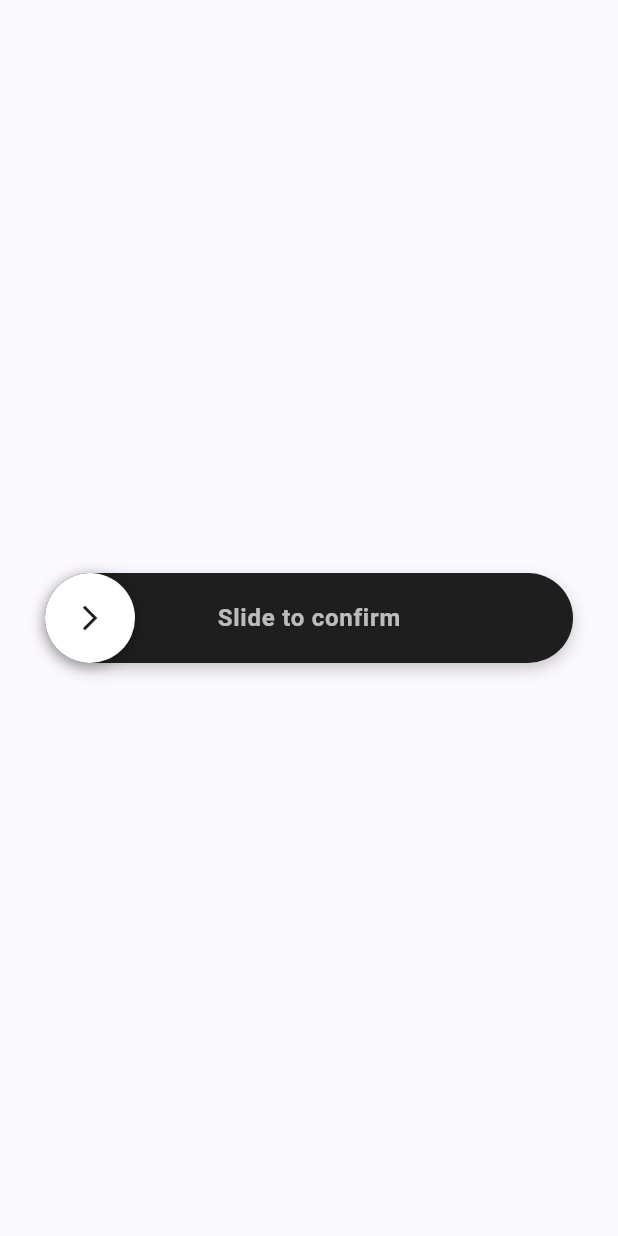
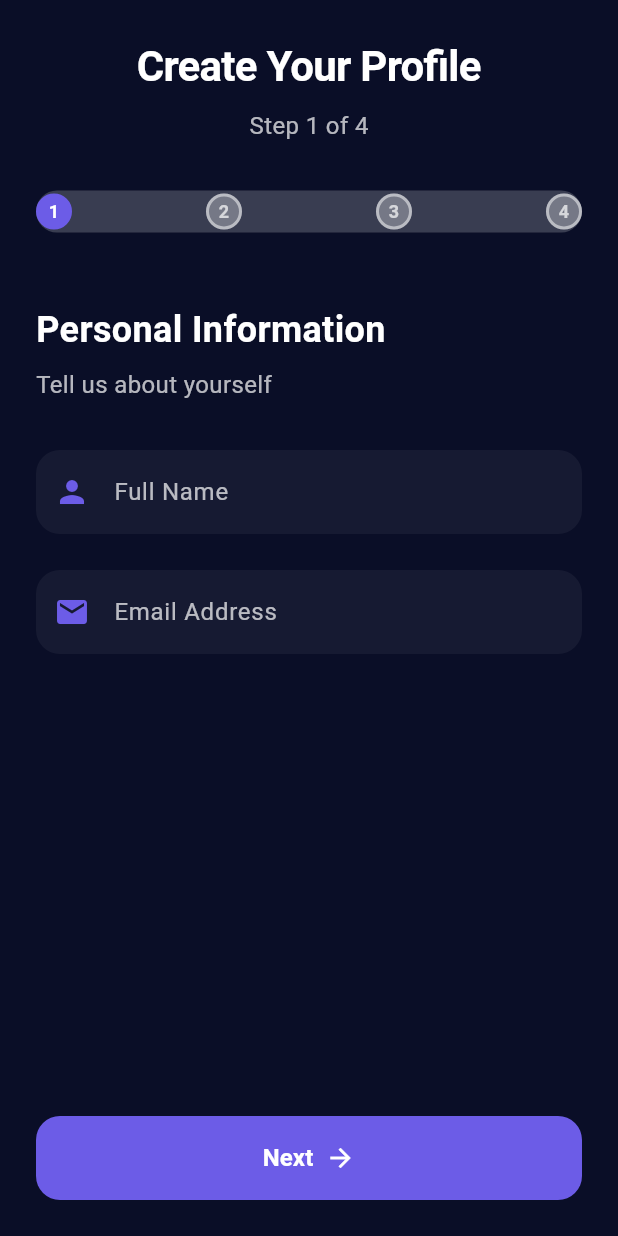
Before and after one commit to pksunny/flutter-ui-and-animations, a Flutter app: the screen it shows after launch, on a phone screen of 412 x 824 dp. Run offline on Flutter 3.47's test engine with Material 3 defaults, Android fonts, the phone set to English and light mode, and no system bars; our stand-ins replace font_awesome_flutter.

Commit message:
Fluid Progress Bar Animation Added at Index #26

```diff
--- a/lib/main.dart
+++ b/lib/main.dart
@@ -14,6 +14,7 @@ import 'package:futurecore_codex/screens/22-ink-drop-navigation/ink_drop_navigat
 import 'package:futurecore_codex/screens/23-wave-hand/wave_hand_screen.dart';
 import 'package:futurecore_codex/screens/24-emoji-bounce-wheel/emoji_bounce_wheel_screen.dart';
 import 'package:futurecore_codex/screens/25-slide-to-confirm-action-bar/slide_to_confirm_action_bar_screen.dart';
+import 'package:futurecore_codex/screens/26-fluid-progress-bar/fluid_progress_bar_screen.dart';
 import 'package:futurecore_codex/screens/3-six_nill/six_nill_screen.dart';
 import 'package:futurecore_codex/screens/4-rabbit_loading_animation/rabbit_animations_screen.dart';
 import 'package:futurecore_codex/screens/5-deadline_loading_animation%20copy/deadline_animations_screen.dart';
@@ -42,7 +43,7 @@ class MyApp extends StatelessWidget {
         ),
         useMaterial3: true,
       ),
-      home:  SlideToConfirmActionBar()
+      home:  FluidProgressBarScreen()
     );
   }
 }
--- /dev/null
+++ b/lib/screens/26-fluid-progress-bar/fluid_progress_bar_screen.dart
@@ -0,0 +1,485 @@
+import 'package:flutter/material.dart';
+
+class FluidProgressBarScreen extends StatefulWidget {
+  @override
+  _FluidProgressBarScreenState createState() => _FluidProgressBarScreenState();
+}
+
+class _FluidProgressBarScreenState extends State<FluidProgressBarScreen>
+    with TickerProviderStateMixin {
+  PageController _pageController = PageController();
+  int _currentStep = 0;
+  final int _totalSteps = 4;
+
+  late AnimationController _progressController;
+  late AnimationController _bubbleController;
+  late Animation<double> _progressAnimation;
+  late Animation<double> _bubbleAnimation;
+
+  // Form data
+  final _formData = {
+    'name': '',
+    'email': '',
+    'phone': '',
+    'company': '',
+    'position': '',
+    'experience': '',
+    'skills': <String>[],
+    'availability': '',
+  };
+
+  @override
+  void initState() {
+    super.initState();
+    _progressController = AnimationController(
+      duration: Duration(milliseconds: 1500),
+      vsync: this,
+    );
+    _bubbleController = AnimationController(
+      duration: Duration(milliseconds: 800),
+      vsync: this,
+    );
+
+    _progressAnimation = Tween<double>(
+      begin: 0.0,
+      end: 1.0,
+    ).animate(CurvedAnimation(
+      parent: _progressController,
+      curve: Curves.easeInOutCubic,
+    ));
+
+    _bubbleAnimation = Tween<double>(
+      begin: 0.0,
+      end: 1.0,
+    ).animate(CurvedAnimation(
+      parent: _bubbleController,
+      curve: Curves.elasticOut,
+    ));
+  }
+
+  @override
+  void dispose() {
+    _progressController.dispose();
+    _bubbleController.dispose();
+    _pageController.dispose();
+    super.dispose();
+  }
+
+  void _nextStep() {
+    if (_currentStep < _totalSteps - 1) {
+      setState(() {
+        _currentStep++;
+      });
+      _progressController.forward();
+      _bubbleController.forward();
+      _pageController.nextPage(
+        duration: Duration(milliseconds: 600),
+        curve: Curves.easeInOutCubic,
+      );
+    }
+  }
+
+  void _previousStep() {
+    if (_currentStep > 0) {
+      setState(() {
+        _currentStep--;
+      });
+      _progressController.reverse();
+      _pageController.previousPage(
+        duration: Duration(milliseconds: 600),
+        curve: Curves.easeInOutCubic,
+      );
+    }
+  }
+
+  @override
+  Widget build(BuildContext context) {
+    return Scaffold(
+      backgroundColor: Color(0xFF0A0E27),
+      body: SafeArea(
+        child: Column(
+          children: [
+            // Header with fluid progress bar
+            Container(
+              padding: EdgeInsets.all(24),
+              child: Column(
+                children: [
+                  // Title
+                  Text(
+                    'Create Your Profile',
+                    style: TextStyle(
+                      fontSize: 28,
+                      fontWeight: FontWeight.bold,
+                      color: Colors.white,
+                      letterSpacing: -0.5,
+                    ),
+                  ),
+                  SizedBox(height: 8),
+                  Text(
+                    'Step ${_currentStep + 1} of $_totalSteps',
+                    style: TextStyle(
+                      fontSize: 16,
+                      color: Colors.white.withOpacity(0.7),
+                    ),
+                  ),
+                  SizedBox(height: 32),
+                  // Fluid Progress Bar
+                  FluidProgressBar(
+                    currentStep: _currentStep,
+                    totalSteps: _totalSteps,
+                    progressAnimation: _progressAnimation,
+                    bubbleAnimation: _bubbleAnimation,
+                  ),
+                ],
+              ),
+            ),
+            // Form content
+            Expanded(
+              child: PageView(
+                controller: _pageController,
+                physics: NeverScrollableScrollPhysics(),
+                children: [
+                  _buildPersonalInfoStep(),
+                  _buildContactInfoStep(),
+                  _buildProfessionalInfoStep(),
+                  _buildCompletionStep(),
+                ],
+              ),
+            ),
+            // Navigation buttons
+            Container(
+              padding: EdgeInsets.all(24),
+              child: Row(
+                children: [
+                  if (_currentStep > 0)
+                    Expanded(
+                      child: _buildButton(
+                        'Previous',
+                        Icons.arrow_back,
+                        Colors.white.withOpacity(0.1),
+                        Colors.white.withOpacity(0.7),
+                        _previousStep,
+                      ),
+                    ),
+                  if (_currentStep > 0) SizedBox(width: 16),
+                  Expanded(
+                    child: _buildButton(
+                      _currentStep == _totalSteps - 1 ? 'Complete' : 'Next',
+                      _currentStep == _totalSteps - 1 ? Icons.check : Icons.arrow_forward,
+                      Color(0xFF6C5CE7),
+                      Colors.white,
+                      _nextStep,
+                    ),
+                  ),
+                ],
+              ),
+            ),
+          ],
+        ),
+      ),
+    );
+  }
+
+  Widget _buildButton(String text, IconData icon, Color bgColor, Color textColor, VoidCallback onPressed) {
+    return AnimatedContainer(
+      duration: Duration(milliseconds: 300),
+      height: 56,
+      child: ElevatedButton(
+        onPressed: onPressed,
+        style: ElevatedButton.styleFrom(
+          backgroundColor: bgColor,
+          foregroundColor: textColor,
+          elevation: 0,
+          shape: RoundedRectangleBorder(
+            borderRadius: BorderRadius.circular(16),
+          ),
+        ),
+        child: Row(
+          mainAxisAlignment: MainAxisAlignment.center,
+          children: [
+            if (text == 'Previous') ...[
+              Icon(icon, size: 20),
+              SizedBox(width: 8),
+            ],
+            Text(
+              text,
+              style: TextStyle(
+                fontSize: 16,
+                fontWeight: FontWeight.w600,
+              ),
+            ),
+            if (text != 'Previous') ...[
+              SizedBox(width: 8),
+              Icon(icon, size: 20),
+            ],
+          ],
+        ),
+      ),
+    );
+  }
+
+  Widget _buildPersonalInfoStep() {
+    return _buildStepContainer(
+      'Personal Information',
+      'Tell us about yourself',
+      [
+        _buildTextField('Full Name', Icons.person, (value) => _formData['name'] = value),
+        _buildTextField('Email Address', Icons.email, (value) => _formData['email'] = value),
+      ],
+    );
+  }
+
+  Widget _buildContactInfoStep() {
+    return _buildStepContainer(
+      'Contact Details',
+      'How can we reach you?',
+      [
+        _buildTextField('Phone Number', Icons.phone, (value) => _formData['phone'] = value),
+        _buildTextField('Company', Icons.business, (value) => _formData['company'] = value),
+      ],
+    );
+  }
+
+  Widget _buildProfessionalInfoStep() {
+    return _buildStepContainer(
+      'Professional Info',
+      'Share your experience',
+      [
+        _buildTextField('Position', Icons.work, (value) => _formData['position'] = value),
+        _buildDropdown('Experience Level', ['Entry', 'Mid', 'Senior', 'Lead'], (value) => _formData['experience'] = value ?? ''),
+      ],
+    );
+  }
+
+  Widget _buildCompletionStep() {
+    return _buildStepContainer(
+      'All Set!',
+      'Your profile is ready',
+      [
+        Container(
+          padding: EdgeInsets.all(32),
+          decoration: BoxDecoration(
+            color: Color(0xFF6C5CE7).withOpacity(0.1),
+            borderRadius: BorderRadius.circular(24),
+            border: Border.all(color: Color(0xFF6C5CE7).withOpacity(0.3)),
+          ),
+          child: Column(
+            children: [
+              Icon(
+                Icons.check_circle,
+                size: 64,
+                color: Color(0xFF6C5CE7),
+              ),
+              SizedBox(height: 16),
+              Text(
+                'Profile Created Successfully!',
+                style: TextStyle(
+                  fontSize: 20,
+                  fontWeight: FontWeight.bold,
+                  color: Colors.white,
+                ),
+                textAlign: TextAlign.center,
+              ),
+              SizedBox(height: 8),
+              Text(
+                'Welcome to our platform. Your journey starts now!',
+                style: TextStyle(
+                  fontSize: 16,
+                  color: Colors.white.withOpacity(0.7),
+                ),
+                textAlign: TextAlign.center,
+              ),
+            ],
+          ),
+        ),
+      ],
+    );
+  }
+
+  Widget _buildStepContainer(String title, String subtitle, List<Widget> children) {
+    return Container(
+      padding: EdgeInsets.all(24),
+      child: Column(
+        crossAxisAlignment: CrossAxisAlignment.start,
+        children: [
+          Text(
+            title,
+            style: TextStyle(
+              fontSize: 24,
+              fontWeight: FontWeight.bold,
+              color: Colors.white,
+            ),
+          ),
+          SizedBox(height: 8),
+          Text(
+            subtitle,
+            style: TextStyle(
+              fontSize: 16,
+              color: Colors.white.withOpacity(0.7),
+            ),
+          ),
+          SizedBox(height: 32),
+          ...children,
+        ],
+      ),
+    );
+  }
+
+  Widget _buildTextField(String label, IconData icon, Function(String) onChanged) {
+    return Container(
+      margin: EdgeInsets.only(bottom: 24),
+      child: TextField(
+        onChanged: onChanged,
+        style: TextStyle(color: Colors.white),
+        decoration: InputDecoration(
+          labelText: label,
+          labelStyle: TextStyle(color: Colors.white.withOpacity(0.7)),
+          prefixIcon: Icon(icon, color: Color(0xFF6C5CE7)),
+          filled: true,
+          fillColor: Colors.white.withOpacity(0.05),
+          border: OutlineInputBorder(
+            borderRadius: BorderRadius.circular(16),
+            borderSide: BorderSide.none,
+          ),
+          focusedBorder: OutlineInputBorder(
+            borderRadius: BorderRadius.circular(16),
+            borderSide: BorderSide(color: Color(0xFF6C5CE7), width: 2),
+          ),
+        ),
+      ),
+    );
+  }
+
+  Widget _buildDropdown(String label, List<String> options, Function(String?) onChanged) {
+    return Container(
+      margin: EdgeInsets.only(bottom: 24),
+      child: DropdownButtonFormField<String>(
+        decoration: InputDecoration(
+          labelText: label,
+          labelStyle: TextStyle(color: Colors.white.withOpacity(0.7)),
+          prefixIcon: Icon(Icons.arrow_drop_down, color: Color(0xFF6C5CE7)),
+          filled: true,
+          fillColor: Colors.white.withOpacity(0.05),
+          border: OutlineInputBorder(
+            borderRadius: BorderRadius.circular(16),
+            borderSide: BorderSide.none,
+          ),
+          focusedBorder: OutlineInputBorder(
+            borderRadius: BorderRadius.circular(16),
+            borderSide: BorderSide(color: Color(0xFF6C5CE7), width: 2),
+          ),
+        ),
+        dropdownColor: Color(0xFF1A1F3A),
+        style: TextStyle(color: Colors.white),
+        items: options.map((option) => DropdownMenuItem(
+          value: option,
+          child: Text(option),
+        )).toList(),
+        onChanged: onChanged,
+      ),
+    );
+  }
+}
+
+class FluidProgressBar extends StatelessWidget {
+  final int currentStep;
+  final int totalSteps;
+  final Animation<double> progressAnimation;
+  final Animation<double> bubbleAnimation;
+
+  const FluidProgressBar({
+    Key? key,
+    required this.currentStep,
+    required this.totalSteps,
+    required this.progressAnimation,
+    required this.bubbleAnimation,
+  }) : super(key: key);
+
+  @override
+  Widget build(BuildContext context) {
+    return AnimatedBuilder(
+      animation: Listenable.merge([progressAnimation, bubbleAnimation]),
+      builder: (context, child) {
+        return Container(
+          height: 28, // Increased height for the progress bar
+          width: double.infinity,
+          decoration: BoxDecoration(
+            color: Colors.white.withOpacity(0.1),
+            borderRadius: BorderRadius.circular(14), // Adjusted for larger bar
+          ),
+          child: Stack(
+            children: [
+              // Background track
+              Container(
+                height: 28,
+                decoration: BoxDecoration(
+                  color: Colors.white.withOpacity(0.1),
+                  borderRadius: BorderRadius.circular(14),
+                ),
+              ),
+              // Animated progress fill
+              AnimatedContainer(
+                duration: Duration(milliseconds: 800),
+                curve: Curves.easeInOutCubic,
+                height: 28,
+                width: (MediaQuery.of(context).size.width - 48) *
+                       (currentStep / (totalSteps - 1)),
+                decoration: BoxDecoration(
+                  gradient: LinearGradient(
+                    colors: [
+                      Color(0xFF6C5CE7),
+                      Color(0xFF74B9FF),
+                    ],
+                  ),
+                  borderRadius: BorderRadius.circular(14),
+                ),
+              ),
+              // Step indicators
+              Row(
+                mainAxisAlignment: MainAxisAlignment.spaceBetween,
+                children: List.generate(totalSteps, (index) {
+                  final isActive = index <= currentStep;
+                  final isCompleted = index < currentStep;
+
+                  return Transform.translate(
+                    // Move indicators down so numbers/icons are fully visible in taller bar
+                    offset: Offset(0, 2), // Changed from -12 to 2
+                    child: AnimatedContainer(
+                      duration: Duration(milliseconds: 300),
+                      width: 24,
+                      height: 24,
+                      decoration: BoxDecoration(
+                        color: isActive ? Color(0xFF6C5CE7) : Colors.white.withOpacity(0.3),
+                        shape: BoxShape.circle,
+                        border: Border.all(
+                          color: isActive ? Color(0xFF6C5CE7) : Colors.white.withOpacity(0.5),
+                          width: 2,
+                        ),
+                      ),
+                      child: Center(
+                        child: isCompleted
+                            ? Icon(
+                                Icons.check,
+                                size: 14,
+                                color: Colors.white,
+                              )
+                            : Text(
+                                '${index + 1}',
+                                style: TextStyle(
+                                  color: isActive ? Colors.white : Colors.white.withOpacity(0.7),
+                                  fontSize: 12,
+                                  fontWeight: FontWeight.bold,
+                                ),
+                              ),
+                      ),
+                    ),
+                  );
+                }),
+              ),
+            ],
+          ),
+        );
+      },
+    );
+  }
+}
```
Also changed, not shown: 1 other file.
